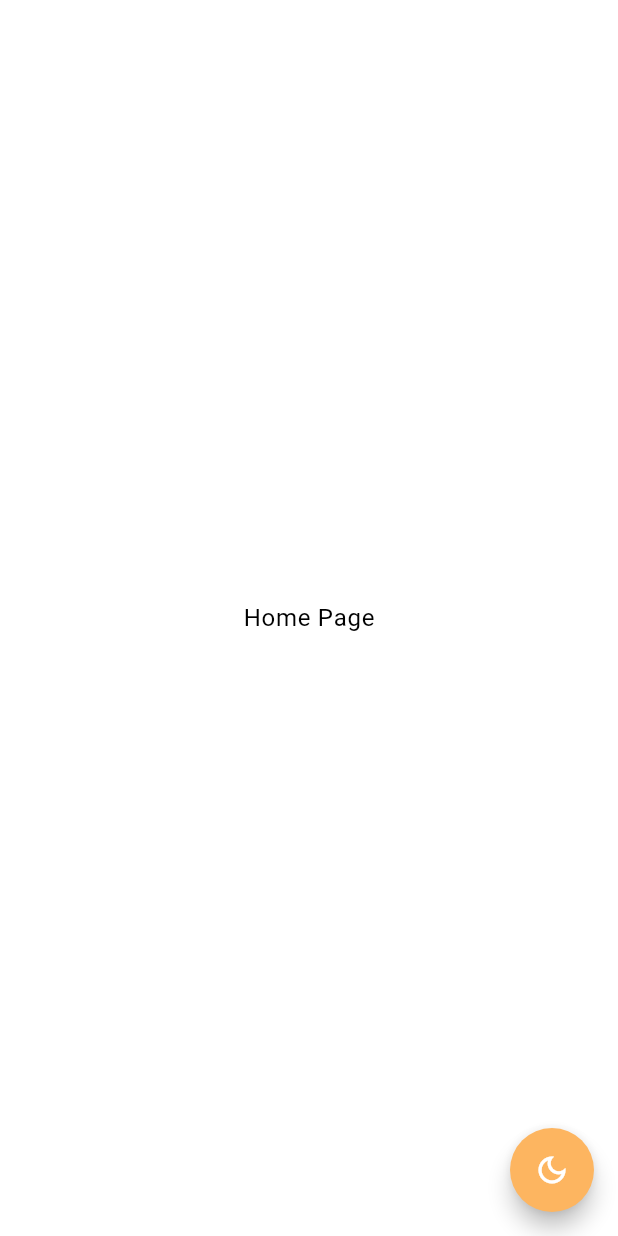
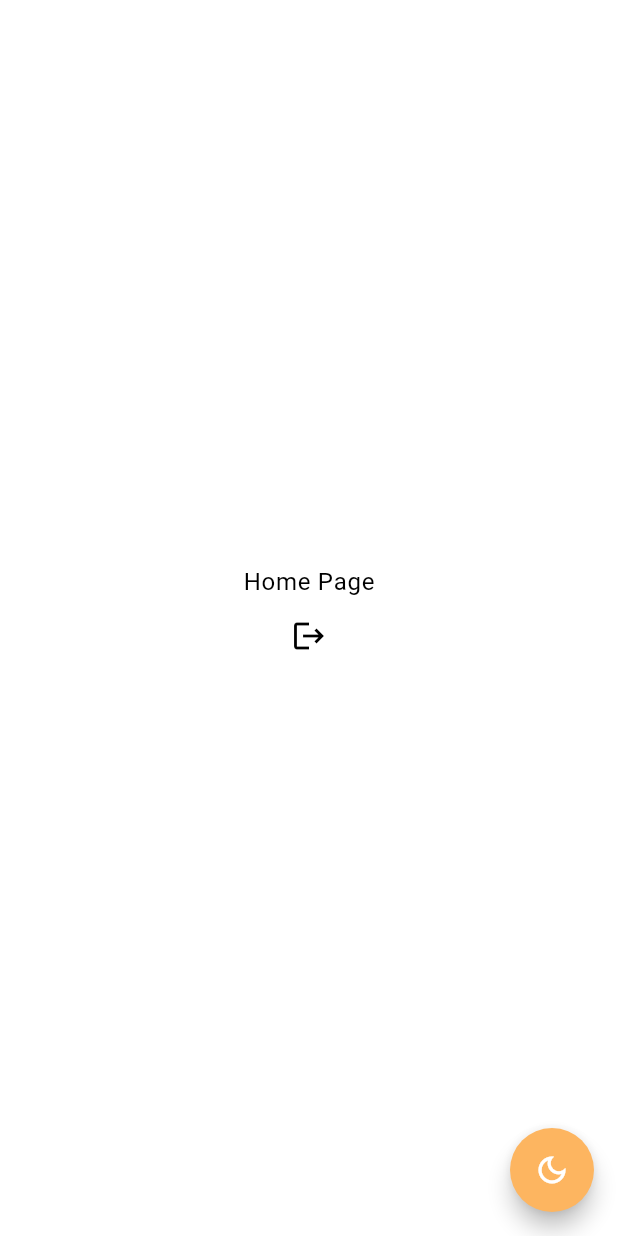
Before and after one commit to IP-CAM/Online-Ordering-App-for-OC-v.4, a Flutter app: the HomePage screen opened by its route, on a phone screen of 412 x 824 dp. Run offline on Flutter 3.47's test engine with Material 3 defaults, Android fonts, the phone set to English and light mode, and no system bars; our stand-ins replace flutter_bloc, flutter_spinkit, fpdart, get_it, go_router, sqflite; accounts and stored records are empty.

```diff
--- a/lib/core/common/cubits/cubit/auth_cubit.dart
+++ b/lib/core/common/cubits/cubit/auth_cubit.dart
@@ -1,6 +1,6 @@
 import 'package:flutter/material.dart';
 import 'package:flutter_bloc/flutter_bloc.dart';
-import 'package:ordering_app/core/common/entities/login_info.dart';
+import 'package:ordering_app/core/common/entities/login_info_entity.dart';
 
 part 'auth_state.dart';
 
--- a/lib/core/common/entities/login_info.dart
+++ /dev/null
@@ -1,7 +0,0 @@
-class LoginInfoEntity {
-  final String customerToken;
-
-  LoginInfoEntity({
-    required this.customerToken,
-  });
-}
--- /dev/null
+++ b/lib/core/common/entities/login_info_entity.dart
@@ -0,0 +1,19 @@
+class LoginInfoEntity {
+  final String token;
+  final String deviceId;
+  final String? email;
+  final String? firstName;
+  final String? lastName;
+  final String? telephone;
+  final String? expiresAt;
+
+  LoginInfoEntity({
+    required this.token,
+    required this.deviceId,
+    this.email,
+    this.firstName,
+    this.lastName,
+    this.telephone,
+    this.expiresAt,
+  });
+}
--- a/lib/core/constants/urls.dart
+++ b/lib/core/constants/urls.dart
@@ -5,6 +5,7 @@ class Urls {
   static const String login = "auth|login";
   static const String logout = "auth|logout";
   static const String register = "auth|register";
+  static const String validateToken = "auth|validateToken";
 
   // Menu
   static const String categories = "menu|categories";
--- a/lib/features/auth/domain/repositories/auth_repository.dart
+++ b/lib/features/auth/domain/repositories/auth_repository.dart
@@ -1,5 +1,5 @@
 import 'package:fpdart/fpdart.dart';
-import 'package:ordering_app/core/common/entities/login_info.dart';
+import 'package:ordering_app/core/common/entities/login_info_entity.dart';
 import 'package:ordering_app/core/errors/failures.dart';
 
 abstract interface class AuthRepository {
--- a/lib/features/auth/domain/use_cases/fetch_login_info.dart
+++ b/lib/features/auth/domain/use_cases/fetch_login_info.dart
@@ -1,6 +1,6 @@
 
 import 'package:fpdart/fpdart.dart';
-import 'package:ordering_app/core/common/entities/login_info.dart';
+import 'package:ordering_app/core/common/entities/login_info_entity.dart';
 import 'package:ordering_app/core/errors/failures.dart';
 import 'package:ordering_app/core/use_case/use_case.dart';
 import 'package:ordering_app/features/auth/domain/repositories/auth_repository.dart';
--- a/lib/features/auth/domain/use_cases/login.dart
+++ b/lib/features/auth/domain/use_cases/login.dart
@@ -1,5 +1,5 @@
 import 'package:fpdart/fpdart.dart';
-import 'package:ordering_app/core/common/entities/login_info.dart';
+import 'package:ordering_app/core/common/entities/login_info_entity.dart';
 import 'package:ordering_app/core/errors/failures.dart';
 import 'package:ordering_app/core/use_case/use_case.dart';
 import 'package:ordering_app/features/auth/domain/repositories/auth_repository.dart';
--- a/lib/features/auth/domain/use_cases/register.dart
+++ b/lib/features/auth/domain/use_cases/register.dart
@@ -1,5 +1,5 @@
 import 'package:fpdart/fpdart.dart';
-import 'package:ordering_app/core/common/entities/login_info.dart';
+import 'package:ordering_app/core/common/entities/login_info_entity.dart';
 import 'package:ordering_app/core/errors/failures.dart';
 import 'package:ordering_app/core/use_case/use_case.dart';
 import 'package:ordering_app/features/auth/domain/repositories/auth_repository.dart';
--- a/lib/features/auth/presentation/bloc/auth_bloc.dart
+++ b/lib/features/auth/presentation/bloc/auth_bloc.dart
@@ -1,7 +1,7 @@
 import 'package:flutter/material.dart';
 import 'package:flutter_bloc/flutter_bloc.dart';
 import 'package:ordering_app/core/common/cubits/cubit/auth_cubit.dart';
-import 'package:ordering_app/core/common/entities/login_info.dart';
+import 'package:ordering_app/core/common/entities/login_info_entity.dart';
 import 'package:ordering_app/core/use_case/use_case.dart';
 import 'package:ordering_app/features/auth/domain/use_cases/fetch_login_info.dart';
 import 'package:ordering_app/features/auth/domain/use_cases/login.dart';
--- a/lib/features/home/presentation/pages/home_page.dart
+++ b/lib/features/home/presentation/pages/home_page.dart
@@ -1,4 +1,6 @@
 import 'package:flutter/material.dart';
+import 'package:flutter_bloc/flutter_bloc.dart';
+import 'package:ordering_app/features/auth/presentation/bloc/auth_bloc.dart';
 import 'package:ordering_app/features/theme/presentation/widgets/theme_mode_fab.dart';
 
 class HomePage extends StatefulWidget {
@@ -12,18 +14,28 @@ class _HomePageState extends State<HomePage> {
   @override
   void initState() {
     super.initState();
+  }
 
-
-  }
   @override
   Widget build(BuildContext context) {
     return Scaffold(
       floatingActionButton: const ThemeModeFAB(),
-
       body: Center(
-        child: Text(
-          'Home Page',
-          style: Theme.of(context).textTheme.bodyLarge,
+        child: Column(
+          mainAxisAlignment: MainAxisAlignment.center,
+          children: [
+            Text(
+              'Home Page',
+              style: Theme.of(context).textTheme.bodyLarge,
+            ),
+            IconButton(
+                onPressed: () {
+                  BlocProvider.of<AuthBloc>(context).add(LogoutEvent());
+                },
+                icon: const Icon(
+                  Icons.logout,
+                ))
+          ],
         ),
       ),
     );
```
Also changed, not shown: lib/core/constants/db_constants.dart (+7 -1 lines), lib/features/auth/data/data_sources/auth_local_data_source.dart (+13 -14 lines), lib/features/auth/data/data_sources/auth_remote_data_source.dart (+68 -11 lines), lib/features/auth/data/models/login_info_model.dart (+29 -5 lines), lib/features/auth/data/repositories/auth_repository_impl.dart (+13 -3 lines), lib/features/auth/presentation/pages/login_page.dart (+1 -7 lines).
